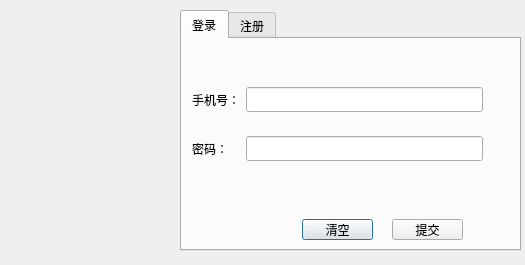
Above: logindialog.ui from drawn1234/NestDisk before the change. Below: the same form after it.
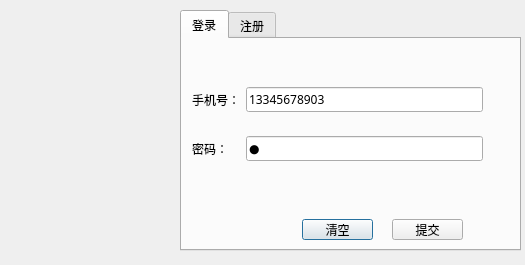
That is the form after the change. The open tabs and pages were chosen to show the change. Icons and pictures are not drawn.

Diff of the .ui file:
```diff
--- a/logindialog.ui
+++ b/logindialog.ui
@@ -118,7 +118,11 @@
        </widget>
       </item>
       <item row="0" column="1">
-       <widget class="QLineEdit" name="le_tel"/>
+       <widget class="QLineEdit" name="le_tel">
+        <property name="text">
+         <string>13345678903</string>
+        </property>
+       </widget>
       </item>
       <item row="1" column="0">
        <widget class="QLabel" name="lb_pass">
@@ -129,6 +133,9 @@
       </item>
       <item row="1" column="1">
        <widget class="QLineEdit" name="le_pass">
+        <property name="text">
+         <string>2</string>
+        </property>
         <property name="echoMode">
          <enum>QLineEdit::EchoMode::Password</enum>
         </property>
```
Left out of the diff: 2 changed lines with no effect on the pictures.
